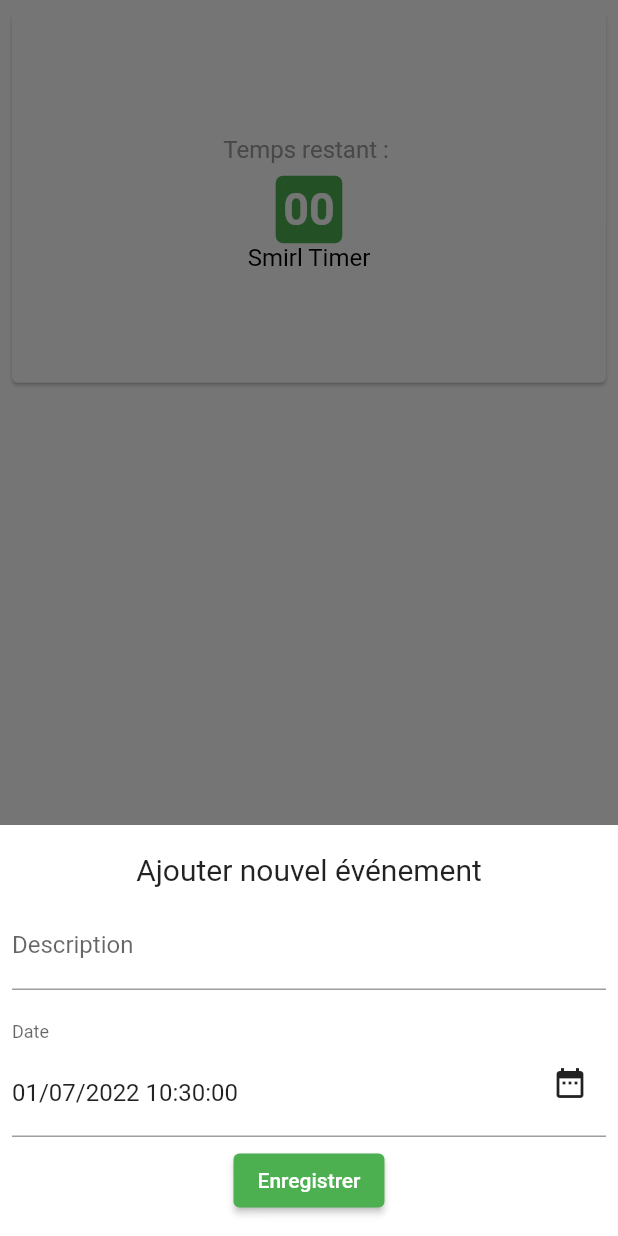
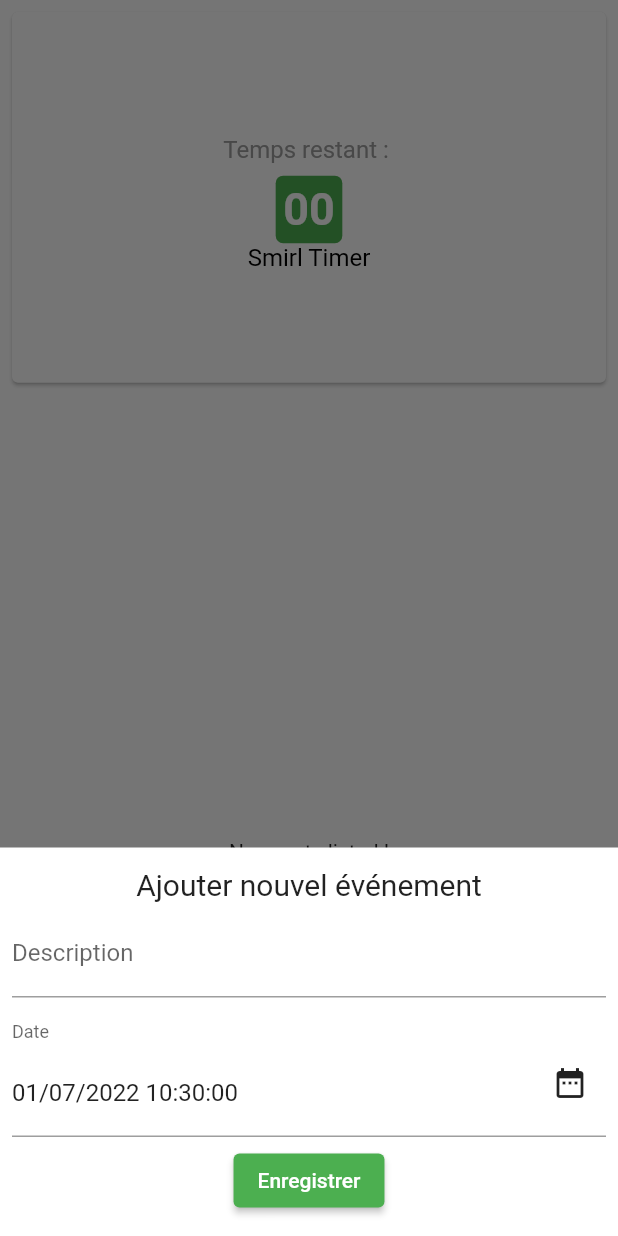
Before and after one commit to smirltech/timer, a Flutter app: the screen it shows after launch, after a tap on the "add" icon, on a phone screen of 412 x 824 dp. Run offline on Flutter 3.47's test engine with Material 2 defaults, Android fonts, the phone set to English and light mode, and no system bars; drawn by our look-alikes of animated_flip_counter; our stand-ins replace animated_splash_screen, date_field, flutter_slidable, get, get_storage, google_fonts and 2 more; accounts and stored records are empty; Roboto replaces fonts that are missing (Monda).

```diff
--- a/lib/main.dart
+++ b/lib/main.dart
@@ -3,11 +3,16 @@ import 'package:flutter/material.dart';
 import 'package:get/get.dart';
 import 'package:get_storage/get_storage.dart';
 import 'package:google_fonts/google_fonts.dart';
+import 'package:hive_flutter/hive_flutter.dart';
+
+import 'package:smirl_timer/src/app/models/event_model.dart';
 import 'package:smirl_timer/src/app/screens/home/home_screen.dart';
 import 'package:smirl_timer/src/app/services/services.dart';
 
-void main() async {
+Future<void> main() async {
   WidgetsFlutterBinding.ensureInitialized();
+  await Hive.initFlutter();
+  Hive.registerAdapter(EventModelAdapter());
   await GetStorage.init();
   await Services.init();
   runApp(const App());
--- /dev/null
+++ b/lib/src/app/api/boxes.dart
@@ -0,0 +1,7 @@
+import 'package:hive/hive.dart';
+import 'package:smirl_timer/src/app/models/event_model.dart';
+
+class Boxes {
+  static Box<EventModel> getEvents() =>
+      Hive.box<EventModel>(EventModel.table_name);
+}
--- a/lib/src/app/models/event_model.dart
+++ b/lib/src/app/models/event_model.dart
@@ -1,9 +1,22 @@
+import 'dart:developer';
+
+import 'package:hive/hive.dart';
 import 'package:intl/intl.dart';
 
-class EventModel {
+part 'event_model.g.dart';
+
+@HiveType(typeId: 0)
+class EventModel extends HiveObject {
+  /// This is the table name in the Hive database.
+  static const String table_name = 'events';
+
+  @HiveField(0)
   String? description;
+  @HiveField(1)
   String? date;
+  @HiveField(2)
   bool? isDone = false;
+  @HiveField(3)
   String? timeStamp;
 
   EventModel({
@@ -13,8 +26,10 @@ class EventModel {
     this.timeStamp,
   }) {
     try {
-      DateTime dn = DateTime.parse(this.date!);
-      if (dn.isBefore(DateTime.now())) {
+      DateTime now = DateTime.now();
+      DateTime old = DateTime.parse(date!);
+      // log("old date: $old, new date: $now");
+      if (old.isBefore(now)) {
         this.isDone = true;
         //  print("is done :::${this.isDone!}");
       }
--- a/lib/src/app/screens/home/home_screen.dart
+++ b/lib/src/app/screens/home/home_screen.dart
@@ -1,3 +1,5 @@
+import 'dart:developer';
+
 import 'package:date_field/date_field.dart';
 import 'package:flutter/material.dart';
 import 'package:get/get.dart';
@@ -180,7 +182,7 @@ class HomeScreen extends StatelessWidget {
                                   'isDone': evt.isDone,
                                 },
                                 onSelected: () {
-                                  // log('Selected event : ${evt.description}');
+                                  log('Selected event : ${evt.date}');
                                   _timerService.selectEvent(evt);
                                 },
                                 onEdited: () {
@@ -212,10 +214,10 @@ class HomeScreen extends StatelessWidget {
         child: Column(
           mainAxisSize: MainAxisSize.min,
           children: [
-            const SizedBox(height: 10),
+            const SizedBox(height: 5),
             const Text("Ajouter nouvel événement",
                 style: TextStyle(fontSize: 20)),
-            const SizedBox(height: 10),
+            const SizedBox(height: 5),
             TextField(
               decoration: const InputDecoration(
                 labelText: 'Description',
@@ -224,7 +226,7 @@ class HomeScreen extends StatelessWidget {
                 event['description'] = value;
               },
             ),
-            const SizedBox(height: 10),
+            const SizedBox(height: 5),
             DateFormField(
               label: 'Date',
               type: DateFormFieldType.datetime,
@@ -233,22 +235,6 @@ class HomeScreen extends StatelessWidget {
                 event['date'] = DateFormat('yyyy-MM-dd HH:mm:ss').format(date);
               },
             ),
-            /* DateTimeFormField(
-              decoration: const InputDecoration(
-                hintStyle: TextStyle(color: Colors.black45),
-                errorStyle: TextStyle(color: Colors.redAccent),
-                //border: OutlineInputBorder(),
-                suffixIcon: Icon(Icons.event_note),
-                labelText: 'Date',
-              ),
-              initialValue: DateTime.now(),
-              // mode: DateTimeFieldPickerMode.date,
-              autovalidateMode: AutovalidateMode.always,
-              onDateSelected: (DateTime value) {
-                // print(value);
-                event['date'] = DateFormat('yyyy-MM-dd HH:mm:ss').format(value);
-              },
-            ),*/
             const SizedBox(height: 5),
             ElevatedButton(
               child: const Text('Enregistrer'),
```
Also changed, not shown: lib/src/app/services/timer_service.dart (+33 -58 lines), lib/src/system/components/date_form_field.dart (+9 -23 lines), pubspec.yaml (+9 -1 lines), lib/src/app/models/event_model.g.dart (added), pubspec.lock.
